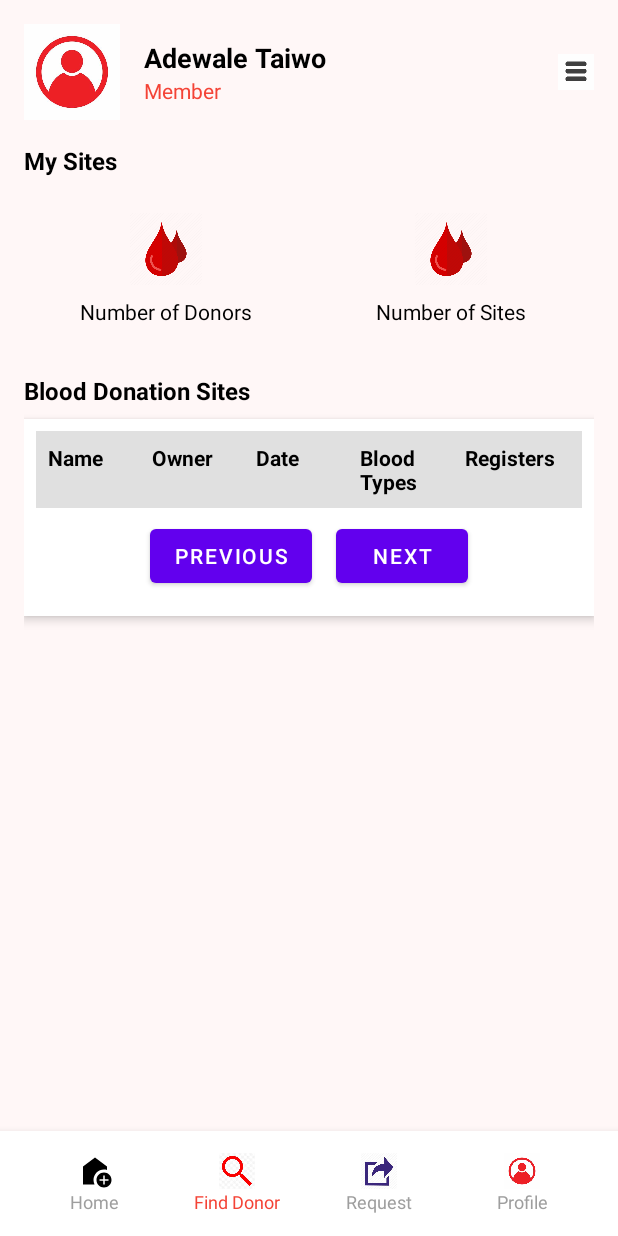
After one commit to dinhminh0307/Blood-Donation-App, an Android app: the AdminActivity screen opened directly, with no data from a screen before it, on a phone screen of 412 x 824 dp. The commit adds this screen. Run offline under Robolectric (Android 15) with nearby library versions, the phone set to English and light mode, and no system bars; our stand-ins replace Firebase (no records; nobody signed in at launch, a user with empty details on screens opened directly).

Commit message:
feat: add basic admin page, admin auth firebase

```diff
--- a/app/src/main/AndroidManifest.xml
+++ b/app/src/main/AndroidManifest.xml
@@ -6,13 +6,11 @@
     <uses-permission android:name="android.permission.ACCESS_COARSE_LOCATION" />
     <uses-permission android:name="android.permission.WRITE_EXTERNAL_STORAGE" />
     <uses-permission android:name="android.permission.READ_EXTERNAL_STORAGE" />
-
     <uses-permission android:name="android.permission.INTERNET" />
     <uses-permission android:name="android.permission.ACCESS_NETWORK_STATE" />
     <uses-permission android:name="com.google.android.providers.gsf.permission.READ_GSERVICES" />
 
     <application
-
         android:allowBackup="true"
         android:dataExtractionRules="@xml/data_extraction_rules"
         android:fullBackupContent="@xml/backup_rules"
@@ -22,6 +20,9 @@
         android:supportsRtl="true"
         android:theme="@style/Theme.BloodDonate"
         tools:targetApi="31">
+        <activity
+            android:name=".activities.AdminActivity"
+            android:exported="false" />
         <activity
             android:name=".activities.RequestActivity"
             android:exported="false" />
--- /dev/null
+++ b/app/src/main/java/com/example/blooddonate/activities/AdminActivity.java
@@ -0,0 +1,101 @@
+package com.example.blooddonate.activities;
+
+import android.os.Bundle;
+import android.util.Log;
+import android.widget.Button;
+
+import androidx.activity.EdgeToEdge;
+import androidx.appcompat.app.AppCompatActivity;
+import androidx.recyclerview.widget.LinearLayoutManager;
+import androidx.recyclerview.widget.RecyclerView;
+
+import com.example.blooddonate.R;
+import com.example.blooddonate.adapters.DonationSiteTableAdapter;
+import com.example.blooddonate.callbacks.DataFetchCallback;
+import com.example.blooddonate.controllers.DonationSitesController;
+import com.example.blooddonate.models.BloodDonationSite;
+
+import java.util.ArrayList;
+import java.util.List;
+
+public class AdminActivity extends AppCompatActivity {
+
+    private RecyclerView recyclerView;
+    private DonationSiteTableAdapter adapter;
+    private List<BloodDonationSite> sites = new ArrayList<>(); // Initialize the list
+    private List<BloodDonationSite> currentPageData = new ArrayList<>();
+    private int currentPage = 0;
+    private static final int ROWS_PER_PAGE = 5;
+
+    private DonationSitesController donationSitesController;
+
+    @Override
+    protected void onCreate(Bundle savedInstanceState) {
+        super.onCreate(savedInstanceState);
+        EdgeToEdge.enable(this);
+        setContentView(R.layout.activity_admin);
+        donationSitesController = new DonationSitesController();
+
+        recyclerView = findViewById(R.id.sites_recycler_view);
+        recyclerView.setLayoutManager(new LinearLayoutManager(this));
+
+        Button previousButton = findViewById(R.id.previous_page_button);
+        Button nextButton = findViewById(R.id.next_page_button);
+
+        previousButton.setOnClickListener(v -> {
+            if (currentPage > 0) {
+                currentPage--;
+                updateRecyclerView();
+            }
+        });
+
+        nextButton.setOnClickListener(v -> {
+            if ((currentPage + 1) * ROWS_PER_PAGE < sites.size()) {
+                currentPage++;
+                updateRecyclerView();
+            }
+        });
+
+        getSitesFromServer();
+    }
+
+    private void updateRecyclerView() {
+        if (sites == null || sites.isEmpty()) {
+            return; // Avoid NullPointerException or trying to update empty data
+        }
+
+        int start = currentPage * ROWS_PER_PAGE;
+        int end = Math.min(start + ROWS_PER_PAGE, sites.size());
+        currentPageData.clear();
+        currentPageData.addAll(sites.subList(start, end));
+
+        if (adapter == null) {
+            adapter = new DonationSiteTableAdapter(this, currentPageData);
+            recyclerView.setAdapter(adapter);
+        } else {
+            adapter.notifyDataSetChanged(); // Notify adapter of data changes
+        }
+    }
+
+    private void getSitesFromServer() {
+        donationSitesController.findAllSites(new DataFetchCallback<BloodDonationSite>() {
+            @Override
+            public void onSuccess(List<BloodDonationSite> data) {
+                for(BloodDonationSite tmp : data) {
+                    Log.d("Admin Activity", "Site:" + tmp.getName());
+                }
+                if (data != null) {
+                    sites.clear();
+                    sites.addAll(data);
+                    runOnUiThread(AdminActivity.this::updateRecyclerView); // Ensure UI updates on the main thread
+                }
+            }
+
+            @Override
+            public void onFailure(Exception e) {
+                // Handle failure (e.g., show a toast or log the error)
+                Log.d("Admin Activity", "Error: " + e.getMessage());
+            }
+        });
+    }
+}
--- /dev/null
+++ b/app/src/main/res/layout/activity_admin.xml
@@ -0,0 +1,346 @@
+<RelativeLayout
+    xmlns:android="http://schemas.android.com/apk/res/android"
+    android:layout_width="match_parent"
+    android:layout_height="match_parent"
+    android:background="#FFF7F7">
+
+    <!-- Scrollable Content -->
+    <ScrollView
+        android:id="@+id/scroll_content"
+        android:layout_width="match_parent"
+        android:layout_height="match_parent"
+        android:layout_above="@id/bottom_nav"
+        android:padding="16dp">
+
+        <LinearLayout
+            android:layout_width="match_parent"
+            android:layout_height="wrap_content"
+            android:orientation="vertical">
+
+            <!-- Profile Section -->
+            <LinearLayout
+                android:layout_width="match_parent"
+                android:layout_height="wrap_content"
+                android:orientation="horizontal"
+                android:gravity="center_vertical"
+                android:layout_marginBottom="16dp">
+
+                <ImageView
+                    android:layout_width="64dp"
+                    android:layout_height="64dp"
+                    android:src="@drawable/ic_profile"
+                    android:contentDescription="Profile Picture"
+                    android:layout_marginEnd="16dp" />
+
+                <LinearLayout
+                    android:layout_width="wrap_content"
+                    android:layout_height="wrap_content"
+                    android:orientation="vertical"
+                    android:layout_weight="1">
+
+                    <TextView
+                        android:id="@+id/userName"
+                        android:layout_width="wrap_content"
+                        android:layout_height="wrap_content"
+                        android:text="Adewale Taiwo"
+                        android:textColor="#000000"
+                        android:textSize="18sp"
+                        android:textStyle="bold" />
+
+                    <TextView
+                        android:layout_width="wrap_content"
+                        android:layout_height="wrap_content"
+                        android:text="Member"
+                        android:textSize="14sp"
+                        android:textColor="#F44336" />
+                </LinearLayout>
+
+                <!-- Spacer to push the menu icon to the right -->
+                <View
+                    android:layout_width="0dp"
+                    android:layout_height="wrap_content"
+                    android:layout_weight="1" />
+
+                <!-- Menu Icon -->
+                <ImageView
+                    android:id="@+id/menuId"
+                    android:layout_width="24dp"
+                    android:layout_height="24dp"
+                    android:contentDescription="Menu"
+                    android:src="@drawable/ic_menu" />
+            </LinearLayout>
+
+            <!-- Wallet and Master Card Section (Hidden) -->
+            <LinearLayout
+                android:layout_width="match_parent"
+                android:layout_height="wrap_content"
+                android:orientation="horizontal"
+                android:visibility="gone"
+                android:layout_marginBottom="16dp">
+                <!-- Hidden Sections -->
+            </LinearLayout>
+
+            <!-- Basic Info Section -->
+            <TextView
+                android:layout_width="wrap_content"
+                android:layout_height="wrap_content"
+                android:layout_marginBottom="8dp"
+                android:text="My Sites"
+                android:textColor="#000000"
+                android:textSize="16sp"
+                android:textStyle="bold" />
+
+            <LinearLayout
+                android:layout_width="match_parent"
+                android:layout_height="wrap_content"
+                android:orientation="horizontal"
+                android:layout_marginBottom="16dp">
+
+                <!-- Number of Donor Sections -->
+                <LinearLayout
+                    android:layout_width="0dp"
+                    android:layout_height="wrap_content"
+                    android:layout_weight="1"
+                    android:orientation="vertical"
+                    android:gravity="center"
+                    android:padding="16dp">
+
+                    <ImageView
+                        android:layout_width="48dp"
+                        android:layout_height="48dp"
+                        android:src="@drawable/ic_blood_group"
+                        android:contentDescription="Site 1" />
+
+                    <TextView
+                        android:layout_width="wrap_content"
+                        android:layout_height="wrap_content"
+                        android:text="Number of Donors"
+                        android:textSize="14sp"
+                        android:textColor="#000000"
+                        android:layout_marginTop="8dp" />
+                </LinearLayout>
+
+                <!-- Number of Sites Section -->
+                <LinearLayout
+                    android:layout_width="0dp"
+                    android:layout_height="wrap_content"
+                    android:layout_weight="1"
+                    android:orientation="vertical"
+                    android:gravity="center"
+                    android:padding="16dp">
+
+                    <ImageView
+                        android:layout_width="48dp"
+                        android:layout_height="48dp"
+                        android:src="@drawable/ic_blood_group"
+                        android:contentDescription="Site 2" />
+
+                    <TextView
+                        android:layout_width="wrap_content"
+                        android:layout_height="wrap_content"
+                        android:text="Number of Sites"
+                        android:textSize="14sp"
+                        android:textColor="#000000"
+                        android:layout_marginTop="8dp" />
+                </LinearLayout>
+            </LinearLayout>
+
+            <!-- Donation Sites Report Section -->
+            <TextView
+                android:layout_width="wrap_content"
+                android:layout_height="wrap_content"
+                android:text="Blood Donation Sites"
+                android:textSize="16sp"
+                android:textStyle="bold"
+                android:textColor="#000000"
+                android:layout_marginBottom="8dp" />
+
+            <!-- Donation Sites Table -->
+            <LinearLayout
+                android:layout_width="match_parent"
+                android:layout_height="wrap_content"
+                android:orientation="vertical"
+                android:layout_marginBottom="16dp"
+                android:padding="8dp"
+                android:background="#FFFFFF"
+                android:elevation="4dp">
+
+                <!-- Table Header -->
+                <LinearLayout
+                    android:layout_width="match_parent"
+                    android:layout_height="wrap_content"
+                    android:orientation="horizontal"
+                    android:padding="8dp"
+                    android:background="#E0E0E0">
+
+                    <TextView
+                        android:layout_width="0dp"
+                        android:layout_height="wrap_content"
+                        android:layout_weight="1"
+                        android:text="Name"
+                        android:textStyle="bold"
+                        android:textSize="14sp"
+                        android:textColor="#000000" />
+
+                    <TextView
+                        android:layout_width="0dp"
+                        android:layout_height="wrap_content"
+                        android:layout_weight="1"
+                        android:text="Owner"
+                        android:textStyle="bold"
+                        android:textSize="14sp"
+                        android:textColor="#000000" />
+
+                    <TextView
+                        android:layout_width="0dp"
+                        android:layout_height="wrap_content"
+                        android:layout_weight="1"
+                        android:text="Date"
+                        android:textStyle="bold"
+                        android:textSize="14sp"
+                        android:textColor="#000000" />
+
+                    <TextView
+                        android:layout_width="0dp"
+                        android:layout_height="wrap_content"
+                        android:layout_weight="1"
+                        android:text="Blood Types"
+                        android:textStyle="bold"
+                        android:textSize="14sp"
+                        android:textColor="#000000" />
+
+                    <TextView
+                        android:layout_width="0dp"
+                        android:layout_height="wrap_content"
+                        android:layout_weight="1"
+                        android:text="Registers"
+                        android:textStyle="bold"
+                        android:textSize="14sp"
+                        android:textColor="#000000" />
+                </LinearLayout>
+
+                <!-- RecyclerView for Rows -->
+                <androidx.recyclerview.widget.RecyclerView
+                    android:id="@+id/sites_recycler_view"
+                    android:layout_width="match_parent"
+                    android:layout_height="wrap_content" />
+
+                <!-- Pagination Controls -->
+                <LinearLayout
+                    android:layout_width="match_parent"
+                    android:layout_height="wrap_content"
+                    android:orientation="horizontal"
+                    android:gravity="center"
+                    android:padding="8dp">
+
+                    <Button
+                        android:id="@+id/previous_page_button"
+                        android:layout_width="wrap_content"
+                        android:layout_height="wrap_content"
+                        android:text="Previous" />
+
+                    <Button
+                        android:id="@+id/next_page_button"
+                        android:layout_width="wrap_content"
+                        android:layout_height="wrap_content"
+                        android:text="Next"
+                        android:layout_marginStart="16dp" />
+                </LinearLayout>
+            </LinearLayout>
+        </LinearLayout>
+    </ScrollView>
+
+    <!-- Bottom Navigation -->
+    <LinearLayout
+        android:id="@+id/bottom_nav"
+        android:layout_width="match_parent"
+        android:layout_height="70dp"
+        android:layout_alignParentBottom="true"
+        android:orientation="horizontal"
+        android:background="#FFFFFF"
+        android:elevation="8dp"
+        android:paddingHorizontal="16dp">
+
+        <LinearLayout
+            android:layout_width="0dp"
+            android:layout_height="match_parent"
+            android:layout_weight="1"
+            android:gravity="center"
+            android:orientation="vertical">
+
+            <ImageView
+                android:id="@+id/home_nav"
+                android:layout_width="24dp"
+                android:layout_height="24dp"
+                android:src="@drawable/ic_home" />
+
+            <TextView
+                android:layout_width="wrap_content"
+                android:layout_height="wrap_content"
+                android:text="Home"
+                android:textColor="#9E9E9E"
+                android:textSize="12sp" />
+        </LinearLayout>
+
+        <LinearLayout
+            android:layout_width="0dp"
+            android:layout_height="match_parent"
+            android:layout_weight="1"
+            android:gravity="center"
+            android:orientation="vertical">
+
+            <ImageView
+                android:layout_width="24dp"
+                android:layout_height="24dp"
+                android:src="@drawable/ic_find_donor" />
+
+            <TextView
+                android:layout_width="wrap_content"
+                android:layout_height="wrap_content"
+                android:text="Find Donor"
+                android:textColor="#F44336"
+                android:textSize="12sp" />
+        </LinearLayout>
+
+        <LinearLayout
+            android:layout_width="0dp"
+            android:layout_height="match_parent"
+            android:layout_weight="1"
+            android:gravity="center"
+            android:orientation="vertical">
+
+            <ImageView
+                android:layout_width="24dp"
+                android:layout_height="24dp"
+                android:src="@drawable/ic_request" />
+
+            <TextView
+                android:layout_width="wrap_content"
+                android:layout_height="wrap_content"
+                android:text="Request"
+                android:textColor="#9E9E9E"
+                android:textSize="12sp" />
+        </LinearLayout>
+
+        <LinearLayout
+            android:layout_width="0dp"
+            android:layout_height="match_parent"
+            android:layout_weight="1"
+            android:gravity="center"
+            android:orientation="vertical">
+
+            <ImageView
+                android:id="@+id/profile_nav"
+                android:layout_width="24dp"
+                android:layout_height="24dp"
+                android:src="@drawable/ic_profile" />
+
+            <TextView
+                android:layout_width="wrap_content"
+                android:layout_height="wrap_content"
+                android:text="Profile"
+                android:textColor="#9E9E9E"
+                android:textSize="12sp" />
+        </LinearLayout>
+    </LinearLayout>
+</RelativeLayout>
```
Also changed, not shown: app/src/main/java/com/example/blooddonate/activities/LoginActivity.java (+35 -8 lines), app/src/main/java/com/example/blooddonate/adapters/DonationSiteTableAdapter.java (added, +79 -0 lines), app/src/main/java/com/example/blooddonate/controllers/AdminController.java (added, +18 -0 lines), app/src/main/java/com/example/blooddonate/helpers/FirebaseHelper.java (+70 -0 lines), app/src/main/java/com/example/blooddonate/services/AdminService.java (added, +18 -0 lines), app/src/main/res/layout/site_table_row.xml (added, +52 -0 lines).
